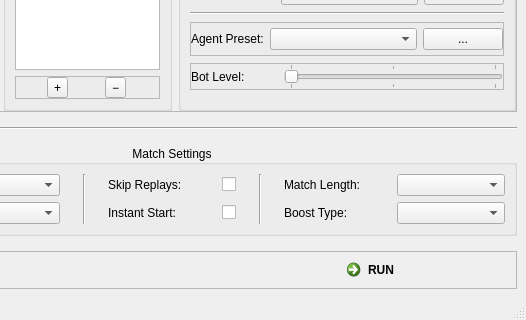
Qt form src/main/python/rlbot/gui/design/qt_gui.ui (RLBot/RLBot) before a commit; both pictures show x 182 to 708 and y 267 to 587 of the 708 by 587 pixel window.
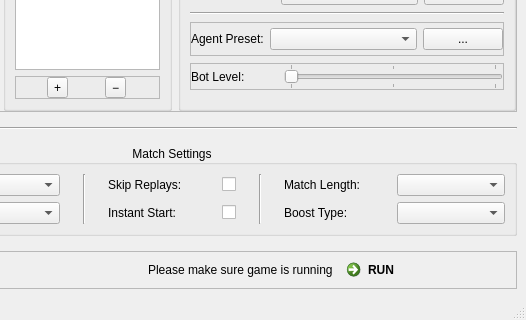
The same form after that commit.

What changed in the file:
```diff
--- a/src/main/python/rlbot/gui/design/qt_gui.ui
+++ b/src/main/python/rlbot/gui/design/qt_gui.ui
@@ -857,6 +857,13 @@
          </property>
         </spacer>
        </item>
+       <item>
+        <widget class="QLabel" name="label_7">
+         <property name="text">
+          <string>Please make sure game is running</string>
+         </property>
+        </widget>
+       </item>
        <item>
         <widget class="QCommandLinkButton" name="run_button">
          <property name="styleSheet">
```
